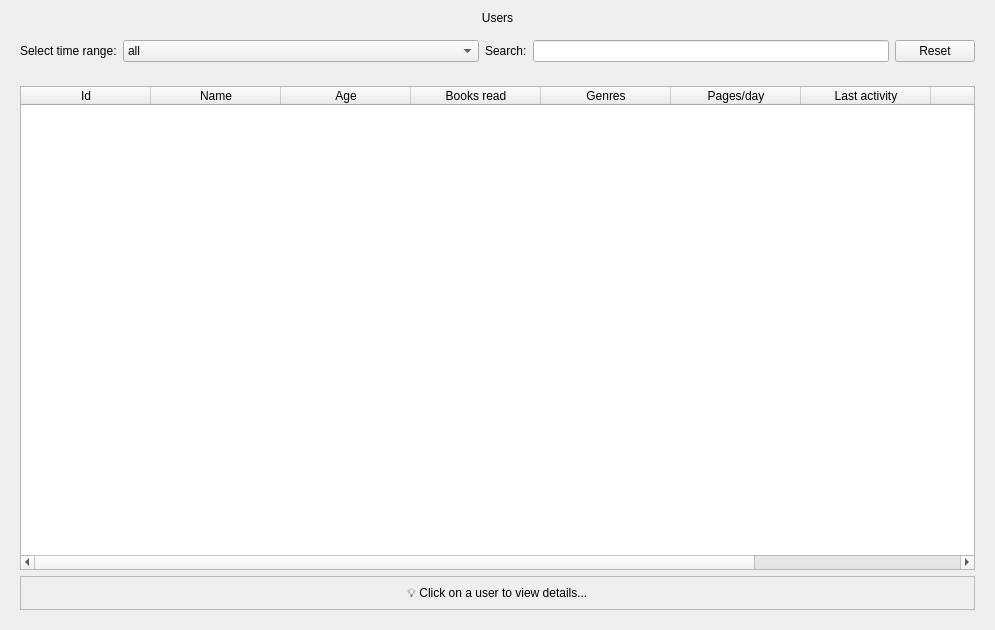
Qt form admin_panel/views/ui/UsersView.ui (Magdalena52772/Booktrack) before a commit.
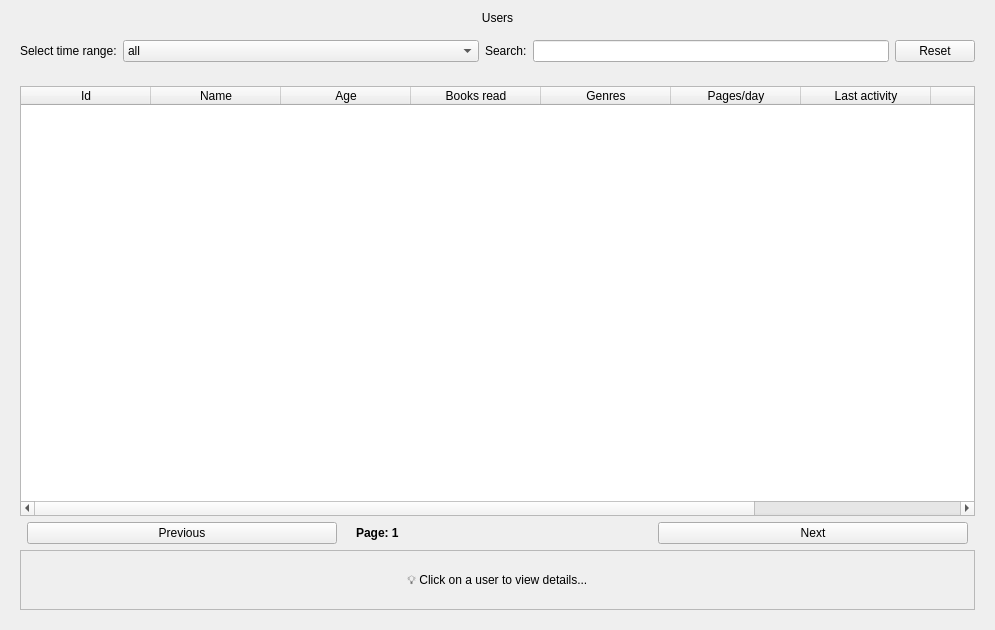
The same form after that commit. Icons and pictures are not drawn.

```diff
--- a/admin_panel/views/ui/UsersView.ui
+++ b/admin_panel/views/ui/UsersView.ui
@@ -10,12 +10,6 @@
     <height>630</height>
    </rect>
   </property>
-  <property name="sizePolicy">
-   <sizepolicy hsizetype="Expanding" vsizetype="Expanding">
-    <horstretch>0</horstretch>
-    <verstretch>0</verstretch>
-   </sizepolicy>
-  </property>
   <property name="windowTitle">
    <string>Form</string>
   </property>
@@ -103,12 +97,6 @@
    </item>
    <item>
     <widget class="QWidget" name="content_area" native="true">
-     <property name="sizePolicy">
-      <sizepolicy hsizetype="Expanding" vsizetype="Expanding">
-       <horstretch>0</horstretch>
-       <verstretch>0</verstretch>
-      </sizepolicy>
-     </property>
      <layout class="QVBoxLayout" name="verticalLayout_2">
       <item>
        <widget class="QTableWidget" name="table_users">
@@ -133,67 +121,51 @@
         <attribute name="horizontalHeaderStretchLastSection">
          <bool>true</bool>
         </attribute>
-        <column>
-         <property name="text">
-          <string>Id</string>
-         </property>
-        </column>
-        <column>
-         <property name="text">
-          <string>Name</string>
-         </property>
-        </column>
-        <column>
-         <property name="text">
-          <string>Age</string>
-         </property>
-        </column>
-        <column>
-         <property name="text">
-          <string>Books read</string>
-         </property>
-        </column>
-        <column>
-         <property name="text">
-          <string>Genres</string>
-         </property>
-        </column>
-        <column>
-         <property name="text">
-          <string>Pages/day</string>
-         </property>
-        </column>
-        <column>
-         <property name="text">
-          <string>Last activity</string>
-         </property>
-        </column>
-        <column>
-         <property name="text">
-          <string>Status</string>
-         </property>
-        </column>
-        <column>
-         <property name="text">
-          <string>Register date</string>
-         </property>
-        </column>
+        <column><property name="text"><string>Id</string></property></column>
+        <column><property name="text"><string>Name</string></property></column>
+        <column><property name="text"><string>Age</string></property></column>
+        <column><property name="text"><string>Books read</string></property></column>
+        <column><property name="text"><string>Genres</string></property></column>
+        <column><property name="text"><string>Pages/day</string></property></column>
+        <column><property name="text"><string>Last activity</string></property></column>
+        <column><property name="text"><string>Status</string></property></column>
+        <column><property name="text"><string>Register date</string></property></column>
        </widget>
       </item>
+
+      <item>
+       <layout class="QHBoxLayout" name="pagination_layout">
+        <item><spacer name="spacer1"><property name="orientation"><enum>Qt::Horizontal</enum></property></spacer></item>
+        <item>
+         <widget class="QPushButton" name="btn_prev">
+          <property name="text"><string>Previous</string></property>
+          <property name="minimumSize"><size><width>100</width><height>0</height></size></property>
+         </widget>
+        </item>
+        <item>
+         <widget class="QLabel" name="lbl_page_info">
+          <property name="text"><string>Page: 1</string></property>
+          <property name="styleSheet"><string notr="true">font-weight: bold; margin: 0 10px;</string></property>
+         </widget>
+        </item>
+        <item>
+         <widget class="QPushButton" name="btn_next">
+          <property name="text"><string>Next</string></property>
+          <property name="minimumSize"><size><width>100</width><height>0</height></size></property>
+         </widget>
+        </item>
+        <item><spacer name="spacer2"><property name="orientation"><enum>Qt::Horizontal</enum></property></spacer></item>
+       </layout>
+      </item>
+
       <item>
        <widget class="QFrame" name="frame_user_details">
         <property name="minimumSize">
-         <size>
-          <width>0</width>
-          <height>30</height>
-         </size>
+         <size><width>0</width><height>60</height></size>
         </property>
         <property name="frameShape">
          <enum>QFrame::Shape::StyledPanel</enum>
         </property>
-        <property name="frameShadow">
-         <enum>QFrame::Shadow::Raised</enum>
-        </property>
         <layout class="QVBoxLayout" name="verticalLayout_3">
          <item>
           <widget class="QLabel" name="lbl_info">
```
Left out of the diff: 44 changed lines with no effect on the pictures.
